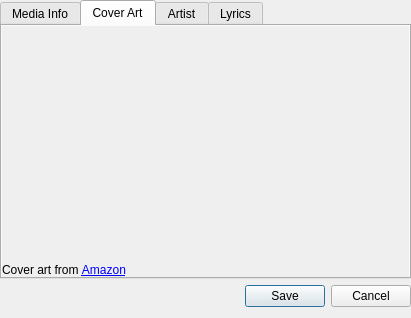
Above: libs/mediainfowindow/MediaInfoWindow.ui from tkrotoff/QuarkPlayer before the change. Below: the same form after it.
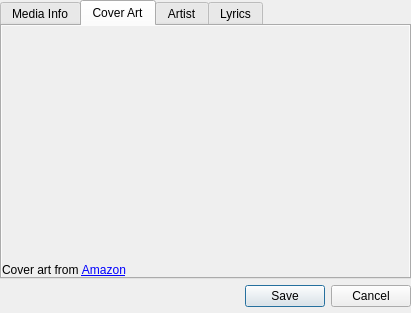
That is the form after the change. The open tabs and pages were chosen to show the change.

```diff
--- a/libs/mediainfowindow/MediaInfoWindow.ui
+++ b/libs/mediainfowindow/MediaInfoWindow.ui
@@ -22,6 +22,9 @@
    <property name="rightMargin" >
     <number>0</number>
    </property>
+   <property name="bottomMargin" >
+    <number>6</number>
+   </property>
    <item row="0" column="0" >
     <widget class="QTabWidget" name="tabWidget" >
      <property name="currentIndex" >
```
Left out of the diff: 10 changed lines with no effect on the pictures.
